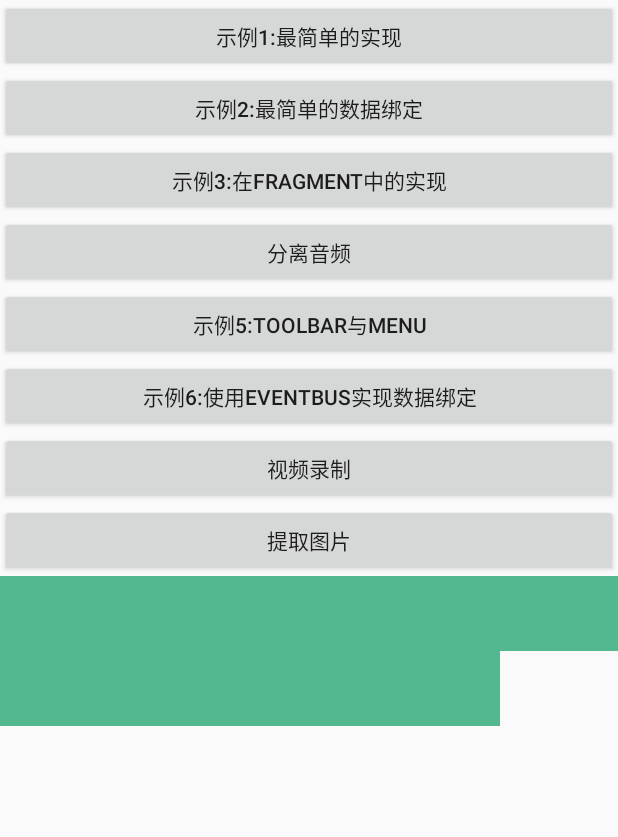
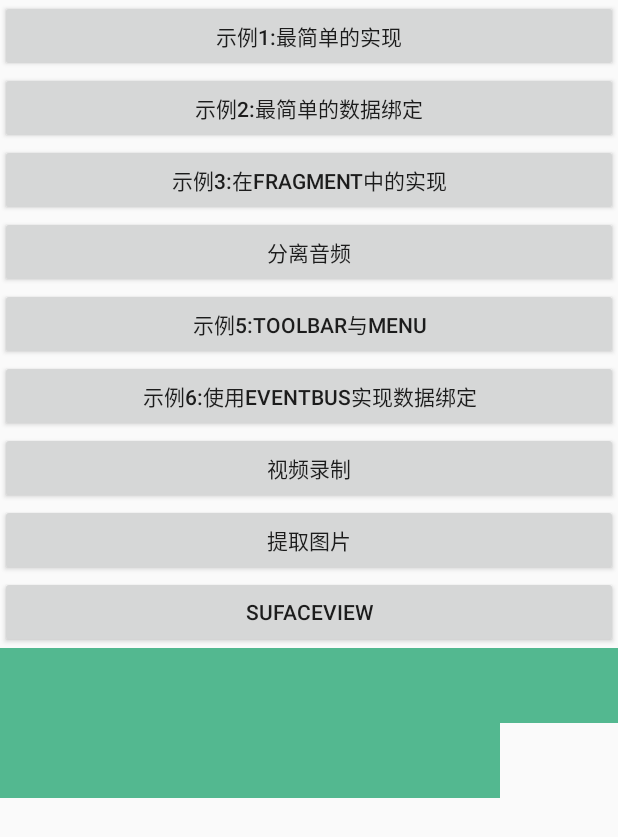
Before and after one commit to 1835434698/NewMVP, an Android app: the MainActivity screen opened directly, with no data from a screen before it, on a phone screen of 412 x 824 dp. Shown: the top 837 px of the screen. Run offline under Robolectric (Android 15) with nearby library versions, the light colour scheme and no system bars; libraries missing offline, so code that uses them is left out: com.alibaba.android; 2 statements that could not run were skipped.

Commit message:
阿里路由跳转

```diff
--- a/app/src/main/java/com/tangzy/tzymvp/App.java
+++ b/app/src/main/java/com/tangzy/tzymvp/App.java
@@ -3,6 +3,7 @@ package com.tangzy.tzymvp;
 import android.app.Application;
 import android.content.Context;
 
+import com.alibaba.android.arouter.launcher.ARouter;
 import com.iflytek.cloud.SpeechConstant;
 import com.iflytek.cloud.SpeechUtility;
 import com.tangzy.tzymvp.util.Logger;
@@ -13,6 +14,11 @@ public class App extends Application {
         super.onCreate();
         Constant.app = this;
         SpeechUtility.createUtility(this, SpeechConstant.APPID +"=5d25bb1d");
+        if (BuildConfig.DEBUG) {           // 这两行必须写在init之前，否则这些配置在init过程中将无效
+            ARouter.openLog();     // 打印日志
+            ARouter.openDebug();   // 开启调试模式(如果在InstantRun模式下运行，必须开启调试模式！线上版本需要关闭,否则有安全风险)
+        }
+        ARouter.init(this); // 尽可能早，推荐在Application中初始化
     }
 
     @Override
--- a/app/src/main/java/com/tangzy/tzymvp/MainActivity.java
+++ b/app/src/main/java/com/tangzy/tzymvp/MainActivity.java
@@ -7,15 +7,21 @@ import android.os.Bundle;
 import androidx.appcompat.app.AppCompatActivity;
 
 import android.os.Environment;
+import android.os.Handler;
+import android.os.Message;
 import android.util.Log;
 import android.view.View;
 
+import com.alibaba.android.arouter.facade.annotation.Autowired;
+import com.alibaba.android.arouter.facade.annotation.Route;
+import com.alibaba.android.arouter.launcher.ARouter;
 import com.mingyuechunqiu.recordermanager.data.bean.RecordVideoRequestOption;
 import com.mingyuechunqiu.recordermanager.data.bean.RecordVideoResultInfo;
 import com.mingyuechunqiu.recordermanager.feature.record.RecorderManagerFactory;
 import com.tangzy.tzymvp.activity.AiduActivity;
 import com.tangzy.tzymvp.activity.DemoActivity;
 import com.tangzy.tzymvp.activity.IatDemo;
+import com.tangzy.tzymvp.activity.ShowWaveActivity;
 import com.tangzy.tzymvp.activity.TwoActivity;
 import com.tangzy.tzymvp.activity.TzyActivity;
 import com.tangzy.tzymvp.activity.WebActivity;
@@ -35,16 +41,37 @@ import java.util.List;
 
 import static com.mingyuechunqiu.recordermanager.data.constants.Constants.EXTRA_RECORD_VIDEO_RESULT_INFO;
 
+@Route(path = "/test/activity")
 public class MainActivity extends AppCompatActivity implements View.OnClickListener {
 
     private final String TAG = "tangzy";
 
+
+    @Autowired(name = "key1")
+    long key1;
+    @Autowired(name = "key3")
+    String key3;
+//    long key4;
+    @Autowired(name = "key4")
+    DataBean key4;
+//    long key4;
+
+
+
     String filePath = Environment.getExternalStorageDirectory().getPath() + "/aaaaa/123456.mp4";
     String SDCARD_PATH = Environment.getExternalStorageDirectory().getPath() + "/aaaaa/";
+    Handler handler = new Handler(){
+        @Override
+        public void handleMessage(Message msg) {
+            super.handleMessage(msg);
+        }
+    };
     @Override
     protected void onCreate(Bundle savedInstanceState) {
         super.onCreate(savedInstanceState);
+        ARouter.getInstance().inject(this);//添加在onCreate（）
         setContentView(R.layout.activity_main);
+        handler.sendEmptyMessage(0);
 //        Constant.app = this;
         findViewById(R.id.button1).setOnClickListener(this);
         findViewById(R.id.button2).setOnClickListener(this);
@@ -53,6 +80,8 @@ public class MainActivity extends AppCompatActivity implements View.OnClickListe
         findViewById(R.id.button5).setOnClickListener(this);
         findViewById(R.id.button6).setOnClickListener(this);
         LinkedHashMap<Integer, Integer> map = new LinkedHashMap<>();
+
+        Logger.d("tangzy", "key1 = "+key1+".key3 = "+key3+".key4 = "+key4.getName());
 
 
 //        startActivity(new Intent(this, Demo2Activity.class));
@@ -81,6 +110,10 @@ public class MainActivity extends AppCompatActivity implements View.OnClickListe
 
     public void getPicture(View view) {
         Utils.muxerImg(filePath, SDCARD_PATH);
+    }
+
+    public void toSufaceView(View view) {
+        startActivity(new Intent(this, ShowWaveActivity.class));
     }
 
     public class EcilInstrumentation extends Instrumentation {
--- a/app/src/main/java/com/tangzy/tzymvp/activity/ShowWaveActivity.java
+++ b/app/src/main/java/com/tangzy/tzymvp/activity/ShowWaveActivity.java
@@ -12,6 +12,7 @@ import android.view.SurfaceView;
 import android.view.View;
 
 import com.tangzy.tzymvp.R;
+import com.tangzy.tzymvp.util.Logger;
 
 import java.util.TimerTask;
 import java.util.concurrent.ScheduledExecutorService;
@@ -87,6 +88,7 @@ public class ShowWaveActivity extends AppCompatActivity {
 
             @Override
             public void surfaceChanged(SurfaceHolder holder, int format, int width, int height) {
+                Logger.d("tangzy", "surfaceChanged");
                 drawBackGround(holder);
             }
 
--- a/app/src/main/java/com/tangzy/tzymvp/util/CertifiUtils.java
+++ b/app/src/main/java/com/tangzy/tzymvp/util/CertifiUtils.java
@@ -132,9 +132,9 @@ public enum CertifiUtils {
 
             sslContext.init(null, trustManagerFactory.getTrustManagers(), new SecureRandom());
             SSLSocketFactory sslSocketFactory = sslContext.getSocketFactory();
-            X509TrustManager trustManager = Platform.get().trustManager(sslSocketFactory);
+//            X509TrustManager trustManager = Platform.get().trustManager(sslSocketFactory);
 
-            client.sslSocketFactory(sslSocketFactory, trustManager);
+            client.sslSocketFactory(sslSocketFactory);
         } catch (Exception e) {
             Logger.e(e.getMessage());
             e.printStackTrace();
--- a/app/src/main/res/layout/activity_main.xml
+++ b/app/src/main/res/layout/activity_main.xml
@@ -45,6 +45,11 @@
         android:layout_height="wrap_content"
         android:onClick="getPicture"
         android:text="提取图片"/>
+    <Button
+        android:layout_width="match_parent"
+        android:layout_height="wrap_content"
+        android:onClick="toSufaceView"
+        android:text="SufaceView"/>
 
     <TextView
         android:background="@color/color_53B890"
```
Also changed, not shown: app/build.gradle (+7 -0 lines), app/src/main/java/com/tangzy/tzymvp/activity/LoginActivity.java (+12 -1 lines), build.gradle (+5 -3 lines), 1 other file.
